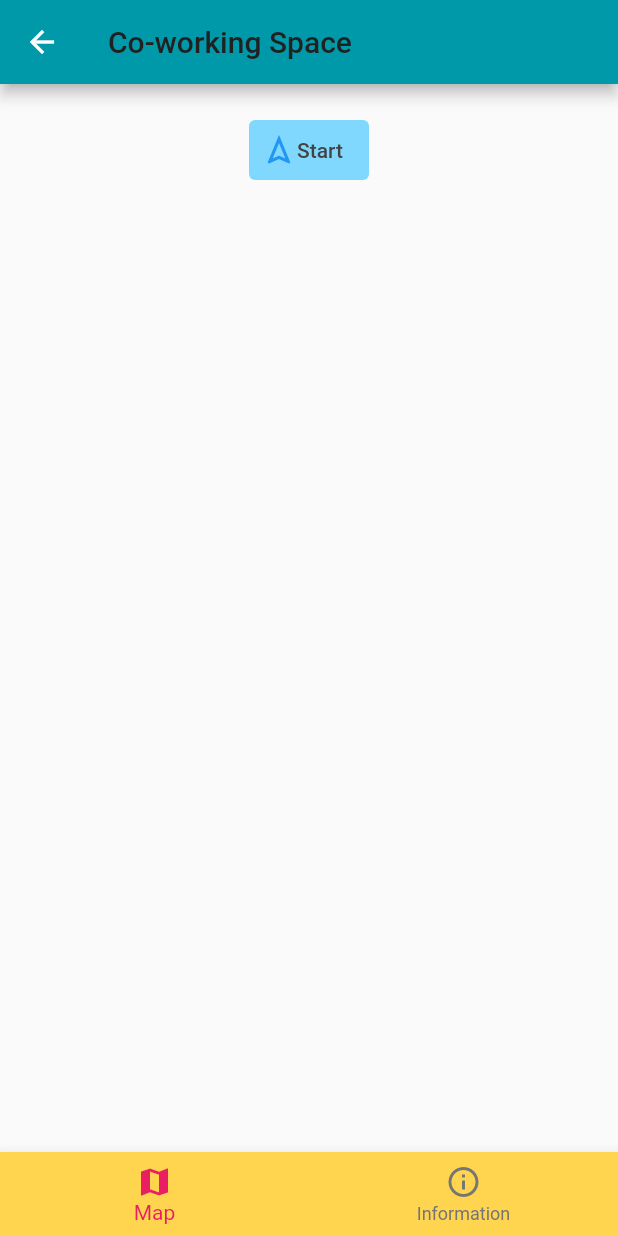
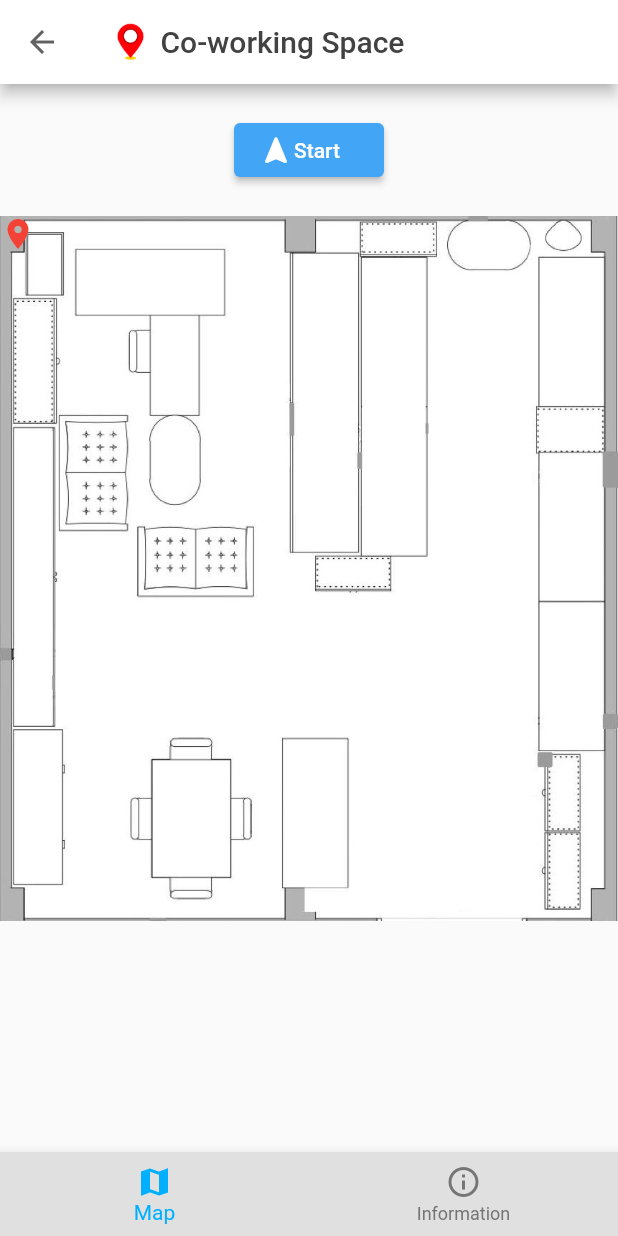
Before and after one commit to Porntitame/auth, a Flutter app: the screen it shows once a user with an empty profile is signed in, after a tap on "Co-working Space", on a phone screen of 412 x 824 dp. Run offline on Flutter 3.47's test engine with Material 2 defaults, Android fonts, the light colour scheme and no system bars; our stand-ins replace cloud_firestore, firebase_auth; missing offline and left inert: wifi_hunter; accounts and stored records are empty; network calls fail.

Commit message:
done ver1

```diff
--- a/lib/widgets/main_drawer.dart
+++ b/lib/main_drawer.dart
@@ -3,8 +3,8 @@ import 'package:flutter/material.dart';
 
 import 'package:firebase_auth/firebase_auth.dart';
 
-import '../screens/places_screen.dart';
-import '../screens/more_info_screen.dart';
+import 'screens/places_screen.dart';
+import 'screens/more_info_screen.dart';
 
 class MainDrawer extends StatelessWidget {
   @override
@@ -18,28 +18,33 @@ class MainDrawer extends StatelessWidget {
             width: double.infinity,
             padding: EdgeInsets.all(10),
             alignment: Alignment.centerLeft,
-            color: Color.fromRGBO(0, 153, 170, 1),
             child: Row(
               mainAxisAlignment: MainAxisAlignment.start,
               children: <Widget>[
+                Container(
+                    height: 30, child: Image.asset("assets/images/logo.png")),
                 Text(
-                  'My Account',
+                  '  My',
                   style: TextStyle(
                       fontFamily: 'Lato',
                       fontWeight: FontWeight.bold,
                       fontSize: 20,
-                      color: Colors.grey.shade900),
+                      color: Colors.amber),
                 ),
-                Icon(
-                  Icons.map_outlined,
-                  color: Colors.grey.shade200,
-                  size: 35,
+                Text(
+                  'Account ',
+                  style: TextStyle(
+                      fontFamily: 'Lato',
+                      fontWeight: FontWeight.bold,
+                      fontSize: 20,
+                      color: Colors.lightBlue),
                 ),
               ],
             ),
           ),
+          Divider(),
           SizedBox(
-            height: 10,
+            height: 0,
           ),
           Container(
             child: Column(
@@ -52,7 +57,7 @@ class MainDrawer extends StatelessWidget {
                       padding: const EdgeInsets.all(10.0),
                       child: Icon(
                         Icons.account_circle,
-                        color: Colors.grey.shade800,
+                        color: Colors.grey.shade500,
                       ),
                     ),
                     title: Text('Username : ',
@@ -72,7 +77,7 @@ class MainDrawer extends StatelessWidget {
                       padding: const EdgeInsets.all(10.0),
                       child: Icon(
                         Icons.mail_outlined,
-                        color: Colors.grey.shade800,
+                        color: Colors.grey.shade600,
                       ),
                     ),
                     title: Text('Email : ',
@@ -101,12 +106,11 @@ class MainDrawer extends StatelessWidget {
                                     TextStyle(fontSize: 15, color: Colors.pink),
                               ),
                               Padding(
-                                padding: const EdgeInsets.only(left: 5),
-                                child: Icon(
-                                  Icons.exit_to_app_outlined,
-                                  size: 20,
-                                  color: Colors.grey.shade700,
-                                ),
+                                padding: const EdgeInsets.only(left: 8.0),
+                                child: Container(
+                                    height: 30,
+                                    child: Image.asset(
+                                        "assets/images/logout.png")),
                               ),
                             ],
                           ),
@@ -124,3 +128,4 @@ class MainDrawer extends StatelessWidget {
     );
   }
 }
+//77
--- a/lib/widgets/place_item.dart
+++ b/lib/place_item.dart
@@ -1,8 +1,8 @@
 import 'package:flutter/material.dart';
 
-import '../screens/place_map_screen.dart';
+import 'screens/place_map_screen.dart';
 
-import '../models/place.dart';
+import 'models/place.dart';
 
 class PlaceItem extends StatelessWidget {
   final String id;
--- a/lib/screens/more_info_screen.dart
+++ b/lib/screens/more_info_screen.dart
@@ -1,6 +1,6 @@
 import 'package:flutter/material.dart';
 
-import '../widgets/main_drawer.dart';
+import '../main_drawer.dart';
 
 import '../models/place_data.dart';
 
@@ -55,10 +55,8 @@ class MoreInfoScreen extends StatelessWidget {
               ),
               Card(
                 child: ListTile(
-                  leading: Icon(
-                    Icons.location_on_outlined,
-                    color: Colors.grey.shade800,
-                  ),
+                  leading: Container(
+                      height: 30, child: Image.asset('assets/images/logo.png')),
                   title: Padding(
                     padding: const EdgeInsets.all(5),
                     child: Text('Laboratory T-203'),
@@ -73,30 +71,18 @@ class MoreInfoScreen extends StatelessWidget {
               Card(
                 child: ListTile(
                   leading: Icon(
-                    Icons.person_pin_circle,
-                    color: Colors.grey.shade800,
+                    Icons.description,
+                    color: Colors.blue,
                   ),
                   title: Padding(
                     padding: const EdgeInsets.all(5),
-                    child: Text('Your location : '),
+                    child: Text('description'),
+                  ),
+                  subtitle: Padding(
+                    padding: const EdgeInsets.all(5),
+                    child: Text('-'),
                   ),
                 ),
-              ),
-              GestureDetector(
-                child: Card(
-                  child: Column(
-                    children: [
-                      ListTile(
-                        leading: Icon(Icons.wifi),
-                        title: Text('Network'),
-                      ),
-                    ],
-                  ),
-                ),
-                onTap: () {
-                  Navigator.of(context)
-                      .pushReplacementNamed(NetworkScreen.routeName);
-                },
               ),
             ],
           ),
--- a/lib/screens/place_map_screen.dart
+++ b/lib/screens/place_map_screen.dart
@@ -19,14 +19,13 @@ class _PlaceMapScreenState extends State<PlaceMapScreen> {
   WiFiHunterResult wiFiHunterResults = WiFiHunterResult();
   List wiFiHunterResult = [];
   List<Map> dataset = [];
-  Color huntButtonColor = Colors.lightBlueAccent.shade100;
-  final _locationController = TextEditingController();
+  Color huntButtonColor = Colors.blue.shade400;
   var submit;
   bool isStoped = false;
-  var location;
-
-  // final formKey = GlobalKey<FormState>();
-  // Signal mySignal = Signal();
+  String locations;
+  Map<String, dynamic> location = {};
+  double x = 0;
+  double y = 0;
 
   @override
   void initState() {
@@ -38,7 +37,7 @@ class _PlaceMapScreenState extends State<PlaceMapScreen> {
 
   Future<void> huntWiFis() async {
     if (!isStoped) {
-      setState(() => huntButtonColor = Colors.amber.shade300);
+      setState(() => huntButtonColor = Colors.blue.shade500);
 
       try {
         wiFiHunterResults = (await WiFiHunter.huntWiFiNetworks);
@@ -66,17 +65,15 @@ class _PlaceMapScreenState extends State<PlaceMapScreen> {
             });
           }
         }
-        Future.delayed(Duration(seconds: 1), () async {
+        Future.delayed(Duration(seconds: 0), () async {
           await _submitData();
           huntWiFis();
         });
       } on PlatformException catch (exception) {
         print(exception.toString());
       }
-
-      if (!mounted) return;
-
-      setState(() => huntButtonColor = Colors.lightBlueAccent.shade100);
+      //if (!mounted) return;
+      setState(() => huntButtonColor = Colors.blue.shade400);
     }
   }
 
@@ -89,7 +86,7 @@ class _PlaceMapScreenState extends State<PlaceMapScreen> {
 
     Map<String, dynamic> playload = {"dataset": dataset};
     try {
-      var url = Uri.parse('http://192.168.137.108:8000/rssi-to-coordinate');
+      var url = Uri.parse('http://172.20.10.4:8000/rssi-to-coordinate');
       var response = await http.post(
         url,
         body: json.encode(playload),
@@ -101,17 +98,16 @@ class _PlaceMapScreenState extends State<PlaceMapScreen> {
         submit = () async {
           await _submitData();
         };
-        location = response.body;
+        locations = response.body;
+        location = json.decode(locations);
+        x = location['x'];
+        y = location['y'];
       });
 
       print('Response status: ${response.statusCode}');
       print('Response body: ${response.body}');
     } catch (e) {
-      setState(() {
-        submit = () async {
-          await _submitData();
-        };
-      });
+      print('something error');
     }
   }
 
@@ -119,39 +115,74 @@ class _PlaceMapScreenState extends State<PlaceMapScreen> {
   Widget build(BuildContext context) {
     return Scaffold(
       body: Container(
-        padding: EdgeInsets.all(20.0),
         child: Form(
           child: SingleChildScrollView(
             child: Column(
               children: [
                 Container(
-                  width: 80,
-                  child: TextButton(
+                  width: 100,
+                  margin: const EdgeInsets.symmetric(vertical: 20.0),
+                  child: ElevatedButton(
                     style: ButtonStyle(
                         backgroundColor:
                             MaterialStateProperty.all<Color>(huntButtonColor)),
                     child: Row(
                       children: [
-                        Icon(Icons.navigation_outlined),
+                        Icon(
+                          Icons.navigation_rounded,
+                          color: Colors.white,
+                        ),
                         Text(
                           'Start',
-                          style: TextStyle(color: Colors.grey.shade800),
+                          style: TextStyle(color: Colors.white),
                         ),
                       ],
                     ),
                     onPressed: () => clickHuntWifi(),
                   ),
                 ),
-                wiFiHunterResult.isNotEmpty
-                    ? Column(
+                ClipRect(
+                  child: InteractiveViewer(
+                    child: Container(
+                      width: 500,
+                      height: 470,
+                      decoration: BoxDecoration(
+                        image: DecorationImage(
+                          image: AssetImage("assets/images/t203.jpg"),
+                          fit: BoxFit.fitWidth,
+                        ),
+                      ),
+                      child: Stack(
                         children: [
-                          Row(
-                            children: [
-                              Icon(Icons.location_on),
-                              Text('location : ${location}')
-                            ],
+                          Positioned(
+                            top: x,
+                            left: y,
+                            child: Icon(
+                              Icons.location_on,
+                              color: Colors.red,
+                            ),
                           ),
                         ],
+                      ),
+                    ),
+                  ),
+                ),
+                location.isNotEmpty
+                    ? Padding(
+                        padding: const EdgeInsets.all(8.0),
+                        child: Column(
+                          children: [
+                            Row(
+                              children: [
+                                Container(
+                                    height: 30,
+                                    child:
+                                        Image.asset('assets/images/logo.png')),
+                                Text('Your location : ${location.values}'),
+                              ],
+                            ),
+                          ],
+                        ),
                       )
                     : Container(),
               ],
--- a/lib/screens/places_screen.dart
+++ b/lib/screens/places_screen.dart
@@ -1,9 +1,9 @@
 import 'package:flutter/material.dart';
 
-import '../widgets/place_item.dart';
+import '../place_item.dart';
 import '../models/place_data.dart';
 import '../models/place.dart';
-import '../widgets/main_drawer.dart';
+import '../main_drawer.dart';
 import 'package:firebase_auth/firebase_auth.dart';
 
 class PlacesScreen extends StatefulWidget {
@@ -13,38 +13,37 @@ class PlacesScreen extends StatefulWidget {
 }
 
 class _PlacesScreenState extends State<PlacesScreen> {
-  //void sendMessage() async {
-  //   final user = await FirebaseAuth.instance.currentUser();
-
-  //   print(user.uid);
-  // }
-  // @override
-  // void initState() {
-  //   final _auth = FirebaseAuth.instance;
-  //   final FirebaseUser user = _auth.currentUser().then((FirebaseUser user) {
-  //     final userid = user.uid;
-
-  //     print(user);
-  //   }) as FirebaseUser;
-  // ignore: todo
-  // TODO: implement initState
-  //   super.initState();
-  // }
-
   @override
   Widget build(BuildContext context) {
     return Scaffold(
       backgroundColor: Colors.white,
       appBar: AppBar(
-        backgroundColor: Color.fromRGBO(0, 153, 170, 1),
-        title: Text(
-          'Indoor Positioning',
-          style: TextStyle(
-              fontFamily: 'Lato',
-              fontWeight: FontWeight.bold,
-              fontSize: 20,
-              color: Colors.grey.shade900),
+        backgroundColor: Colors.white,
+        title: Row(
+          children: [
+            Text(
+              'My',
+              style: TextStyle(
+                  fontFamily: 'Lato',
+                  fontWeight: FontWeight.bold,
+                  fontSize: 20,
+                  color: Colors.amber),
+            ),
+            Text(
+              'Maps ',
+              style: TextStyle(
+                  fontFamily: 'Lato',
+                  fontWeight: FontWeight.bold,
+                  fontSize: 20,
+                  color: Colors.lightBlue),
+            ),
+            Container(
+                padding: EdgeInsets.only(left: 8),
+                height: 30,
+                child: Image.asset("assets/images/map.png")),
+          ],
         ),
+        iconTheme: IconThemeData(color: Colors.grey.shade700),
       ),
       drawer: MainDrawer(),
       body: Container(
--- a/lib/screens/tabs_screen.dart
+++ b/lib/screens/tabs_screen.dart
@@ -39,18 +39,27 @@ class _TabsScreenState extends State<TabsScreen> {
 
     return Scaffold(
       appBar: AppBar(
-        backgroundColor: Color.fromRGBO(0, 153, 170, 1),
-        title: Text(
-          _pages[_selectPageIndex]['title'],
-          style: TextStyle(color: Colors.grey.shade900),
+        backgroundColor: Colors.white,
+        title: Row(
+          children: [
+            Container(height: 30, child: Image.asset("assets/images/logo.png")),
+            Padding(
+              padding: const EdgeInsets.only(left: 5),
+              child: Text(
+                _pages[_selectPageIndex]['title'],
+                style: TextStyle(color: Colors.grey.shade800),
+              ),
+            ),
+          ],
         ),
+        iconTheme: IconThemeData(color: Colors.grey.shade700),
       ),
       body: _pages[_selectPageIndex]['page'],
       bottomNavigationBar: BottomNavigationBar(
         onTap: _selectPage,
-        backgroundColor: Colors.amber.shade300,
+        backgroundColor: Colors.grey.shade300,
         unselectedItemColor: Colors.grey.shade600,
-        selectedItemColor: Colors.pink,
+        selectedItemColor: Colors.lightBlueAccent.shade400,
         currentIndex: _selectPageIndex,
         //type: BottomNavigationBarType.shifting,
         items: [
--- a/lib/widgets/auth_form.dart
+++ b/lib/widgets/auth_form.dart
@@ -5,7 +5,7 @@ class AuthForm extends StatefulWidget {
     this.submitFn,
     this.isLoading,
   );
-
+//
   final bool isLoading;
   final void Function(
     String email,
--- a/pubspec.yaml
+++ b/pubspec.yaml
@@ -54,6 +54,9 @@ flutter:
     - assets/images/logo.png
     - assets/images/bg.png
     - assets/images/room.jpg
+    - assets/images/start.png
+    - assets/images/map.png
+    - assets/images/logout.png
   # assets:
   #  - images/a_dot_burr.jpeg
   #  - images/a_dot_ham.jpeg
```
Also changed, not shown: lib/main.dart (+3 -5 lines), assets/images/logout.png (added), assets/images/map.png (added), assets/images/start.png (added), assets/images/t203.jpg.
